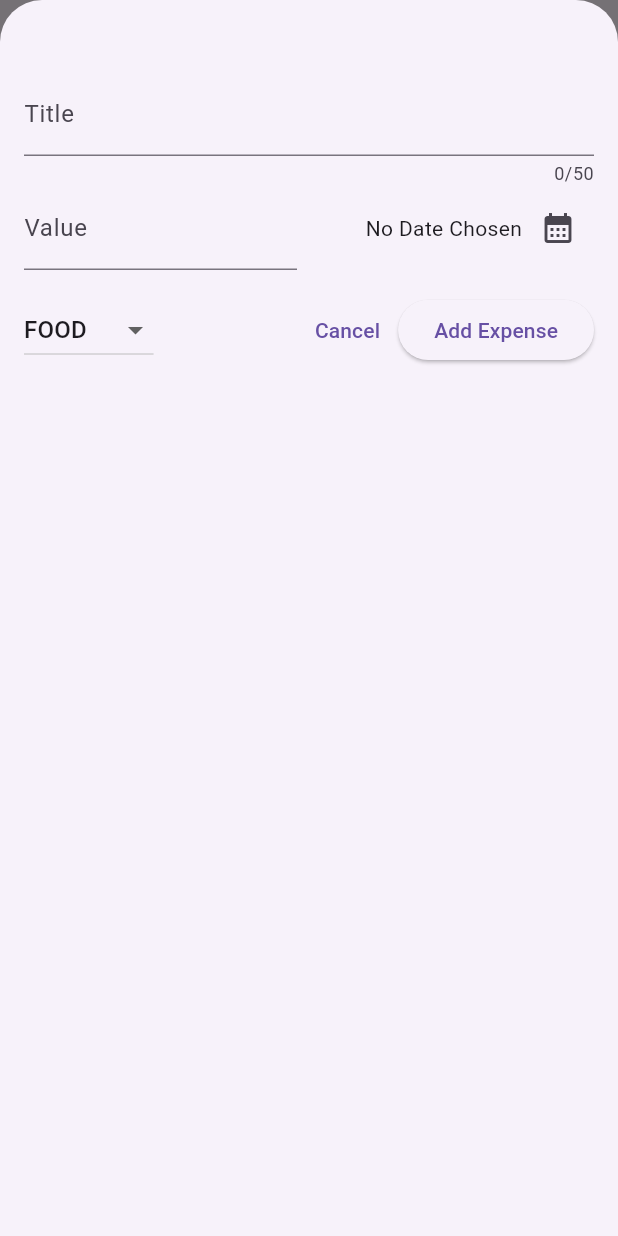
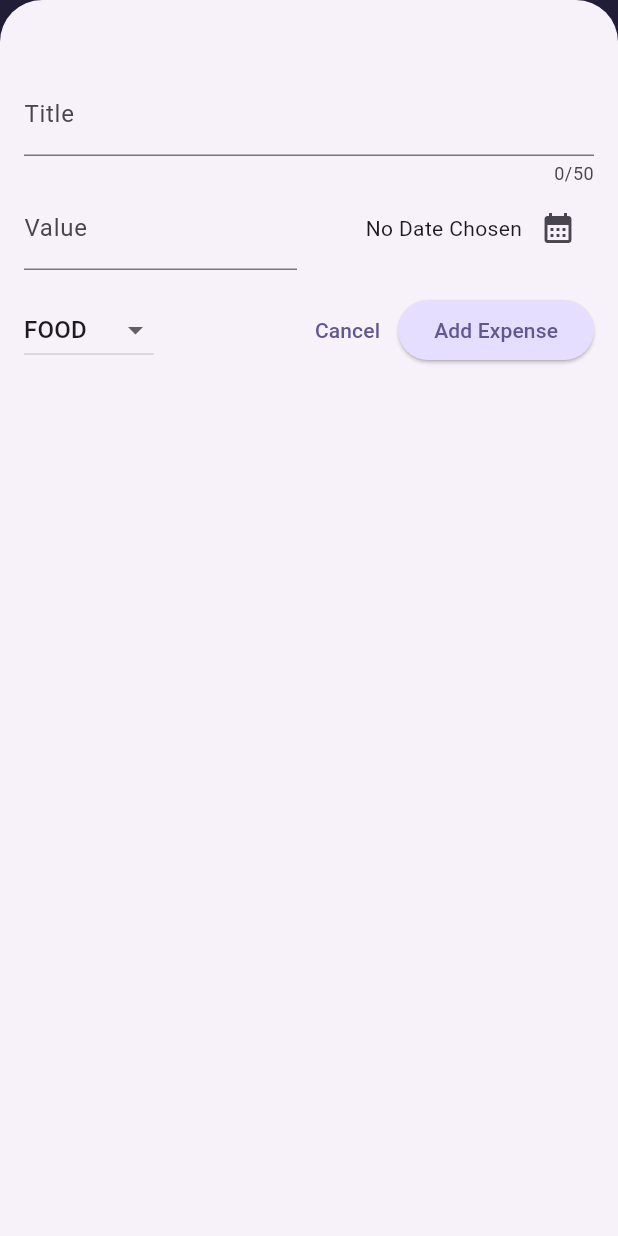
Before and after one commit to jefflueck/expense_tracker, a Flutter app: the screen it shows after launch, after a tap on the "add" icon, on a phone screen of 412 x 824 dp. Run offline on Flutter 3.47's test engine with Material 3 defaults, Android fonts, the phone set to English and light mode, and no system bars.

Commit message:
added theme styling to the whole app in main.dart file.

```diff
--- a/lib/main.dart
+++ b/lib/main.dart
@@ -2,10 +2,36 @@ import 'package:flutter/material.dart';
 
 import 'package:expense_tracker/widgets/expenses.dart';
 
+var kColorScheme = ColorScheme.fromSeed(
+  seedColor: const Color.fromARGB(255, 75, 12, 220),
+);
+
 void main() {
   runApp(
     MaterialApp(
-      theme: ThemeData().copyWith(scaffoldBackgroundColor: Colors.red),
+      theme: ThemeData().copyWith(
+        colorScheme: kColorScheme,
+        appBarTheme: AppBarTheme().copyWith(
+          backgroundColor: kColorScheme.onPrimaryContainer,
+          foregroundColor: kColorScheme.primaryContainer,
+          centerTitle: true,
+        ),
+        cardTheme: const CardTheme().copyWith(
+          color: kColorScheme.secondaryContainer,
+          margin: const EdgeInsets.symmetric(horizontal: 16, vertical: 8),
+        ),
+        elevatedButtonTheme: ElevatedButtonThemeData(
+          style: ElevatedButton.styleFrom(
+            backgroundColor: kColorScheme.primaryContainer,
+          ),
+        ),
+        textTheme: ThemeData().textTheme.copyWith(
+              titleLarge: TextStyle(
+                  fontWeight: FontWeight.normal,
+                  fontSize: 20,
+                  color: kColorScheme.onSecondaryContainer),
+            ),
+      ),
       home: const Expenses(),
     ),
   );
```
